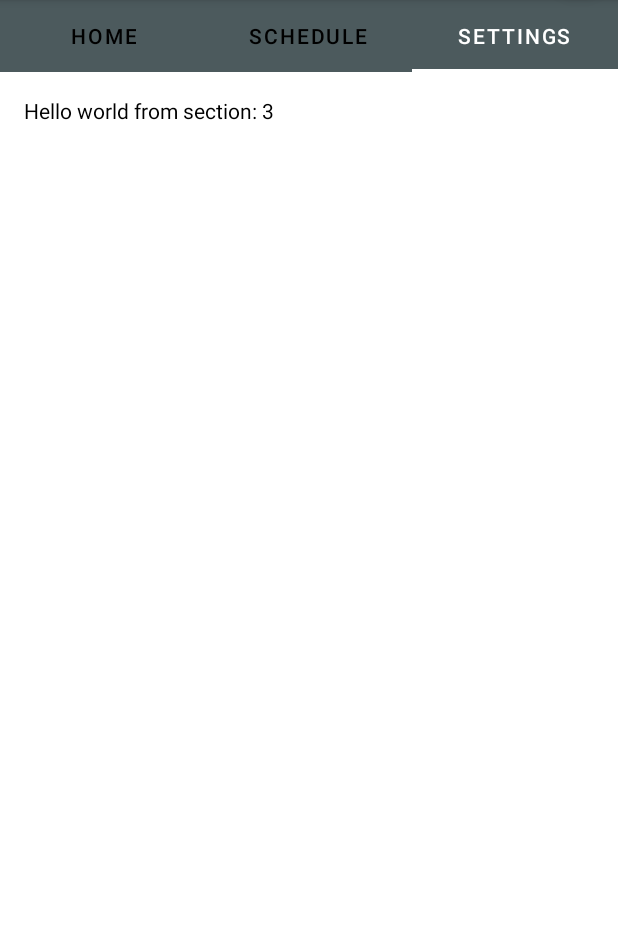
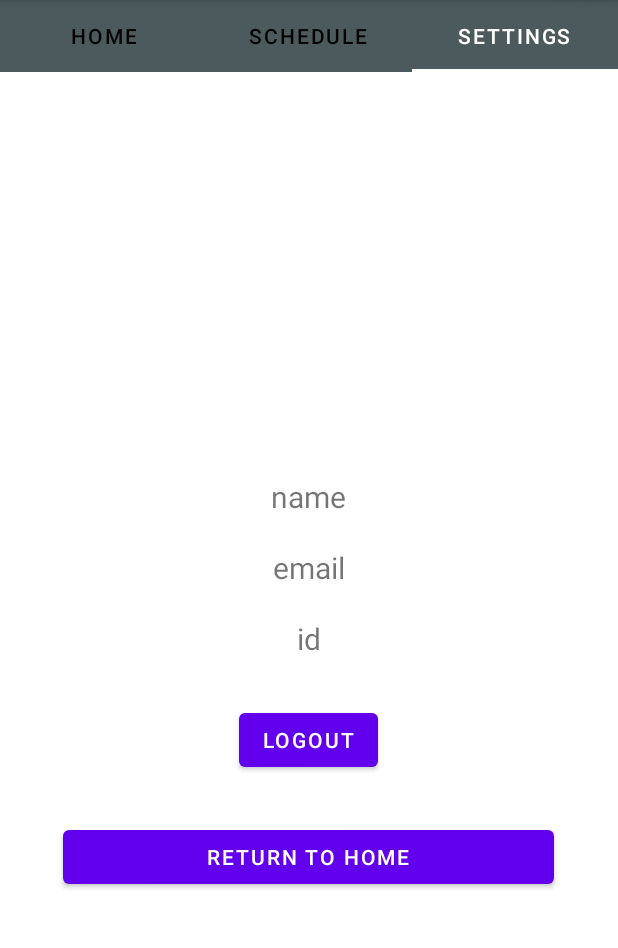
Before and after one commit to omarr321/AppDevProject, an Android app: the screen it shows after launch once a user with an empty profile is signed in (MainActivity), tab 3 chosen, on a phone screen of 412 x 824 dp, the part 89-1037 px from its top. Run offline under Robolectric (Android 15) with nearby library versions, the phone set to English and light mode, and no system bars; our stand-ins replace Firebase (no records; nobody signed in at launch, a user with empty details on screens opened directly); 2 statements that could not run were skipped.

Commit message:
Added the account management feature to the mobile application.
COMPLETED: Sign in via google account
COMPLETED: Create a logout button
COMPLETED: Being of Profile page

TODO: Sign in via email/password (or through other avenues)
TODO: Beautify the GUI

```diff
--- a/app/build.gradle
+++ b/app/build.gradle
@@ -45,4 +45,5 @@ dependencies {
     testImplementation 'junit:junit:4.+'
     androidTestImplementation 'androidx.test.ext:junit:1.1.3'
     androidTestImplementation 'androidx.test.espresso:espresso-core:3.4.0'
+    implementation 'com.github.bumptech.glide:glide:4.9.0'
 }
--- a/app/src/main/java/edu/wit/ontime/ui/main/SectionsPagerAdapter.java
+++ b/app/src/main/java/edu/wit/ontime/ui/main/SectionsPagerAdapter.java
@@ -29,6 +29,7 @@ public class SectionsPagerAdapter extends FragmentPagerAdapter {
     public Fragment getItem(int position) {
         switch (position) {
             case 1:  return ScheduleViewFragment.newInstance("test");
+            case 2:  return ProfileFragment.newInstance("profile");
             default: return PlaceholderFragment.newInstance(position + 1);
         }
 
--- a/app/src/main/java/edu/wit/ontime/ui/main/SignInActivity.java
+++ b/app/src/main/java/edu/wit/ontime/ui/main/SignInActivity.java
@@ -130,9 +130,16 @@ public class SignInActivity extends Activity {
 
     private void updateUI(FirebaseUser user) {
         if(user == null){
-            showResult("Login Unsuccessful - please only use wit.edu emails");
+            //showResult("Login Unsuccessful");
         }else{
             //When successful transfer user to their account page
+
+            Bundle bundle = new Bundle();
+            bundle.putParcelable("user",user);
+            ProfileFragment fragment = new ProfileFragment();
+            fragment.setArguments(bundle);
+
+
             Intent intent = new Intent(SignInActivity.this, MainActivity.class);
             intent.setFlags(FLAG_ACTIVITY_NEW_TASK | FLAG_ACTIVITY_CLEAR_TASK);
             intent.putExtra("user",user);
--- /dev/null
+++ b/app/src/main/res/layout/fragment_profile.xml
@@ -0,0 +1,56 @@
+<?xml version="1.0" encoding="utf-8"?>
+<RelativeLayout xmlns:android="http://schemas.android.com/apk/res/android"
+    xmlns:app="http://schemas.android.com/apk/res-auto"
+    xmlns:tools="http://schemas.android.com/tools"
+    android:layout_width="match_parent"
+    android:layout_height="match_parent"
+    tools:content=".ui.main.ProfileFragment">
+
+
+    <LinearLayout
+        android:layout_width="match_parent"
+        android:layout_height="match_parent"
+        android:gravity="center"
+        android:orientation="vertical">
+        <ImageView
+            android:layout_width="80dp"
+            android:layout_height="80dp"
+            android:id="@+id/profileImage"
+            />
+        <TextView
+            android:layout_width="wrap_content"
+            android:layout_height="wrap_content"
+            android:id="@+id/name"
+            android:text="name"
+            android:textSize="20dp"
+            android:layout_marginTop="20dp"/>
+        <TextView
+            android:layout_width="wrap_content"
+            android:layout_height="wrap_content"
+            android:id="@+id/email"
+            android:textSize="20dp"
+            android:text="email"
+            android:layout_marginTop="20dp"/>
+        <TextView
+            android:layout_width="wrap_content"
+            android:layout_height="wrap_content"
+            android:id="@+id/userId"
+            android:textSize="20dp"
+            android:text="id"
+            android:layout_marginTop="20dp"/>
+        <Button
+            android:layout_width="wrap_content"
+            android:layout_height="wrap_content"
+            android:id="@+id/logoutBtn"
+            android:text="Logout"
+            android:layout_marginTop="30dp"/>
+
+        <Button
+            android:id="@+id/Return"
+            android:layout_width="327dp"
+            android:layout_height="wrap_content"
+            android:layout_marginTop="30dp"
+            android:onClick="returnProfile"
+            android:text="Return to Home" />
+    </LinearLayout>
+</RelativeLayout>
--- a/gradle.properties
+++ b/gradle.properties
@@ -15,3 +15,4 @@ org.gradle.jvmargs=-Xmx2048m -Dfile.encoding=UTF-8
 # Android operating system, and which are packaged with your app"s APK
 # https://developer.android.com/topic/libraries/support-library/androidx-rn
 android.useAndroidX=true
+android.enableJetifier=true
```
Also changed, not shown: app/src/main/java/edu/wit/ontime/ui/main/ProfileFragment.java (added, +124 -0 lines).
